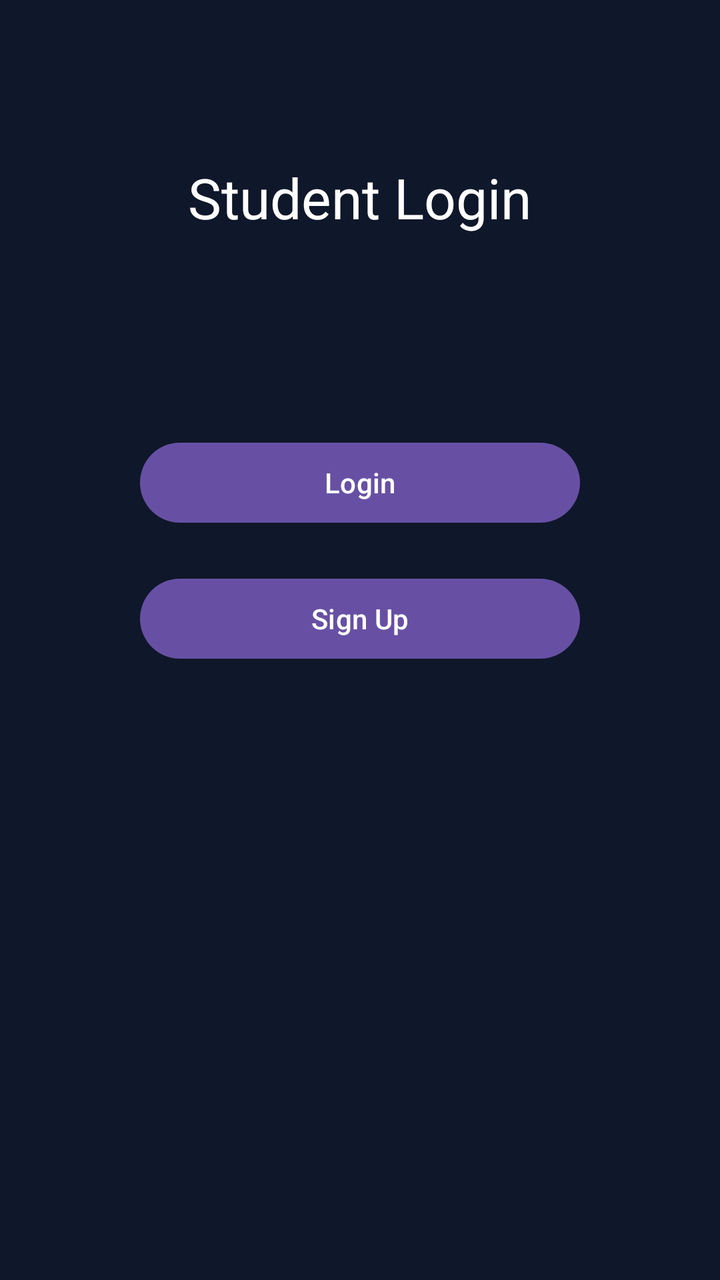
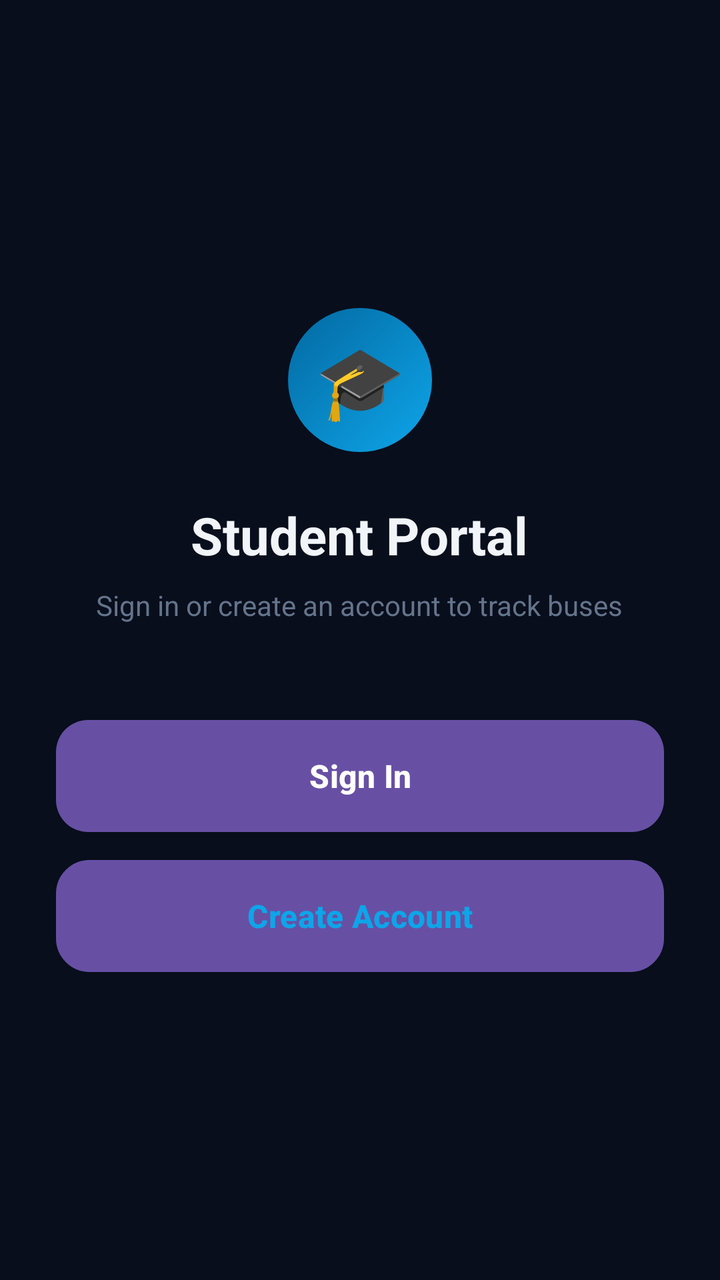

Two renders of the same Android screen: before a commit and after it. Below are the layout's source before the change and the commit's diff.
<!-- AndroidManifest.xml: application theme Theme.AppCompat.Light.NoActionBar -->
<!-- res/layout/activity_student.xml -->
<?xml version="1.0" encoding="utf-8"?>
<RelativeLayout xmlns:android="http://schemas.android.com/apk/res/android"
    android:layout_width="match_parent"
    android:layout_height="match_parent"
    android:background="#0F172A">

    
    <TextView
        android:id="@+id/titleText"
        android:text="Student Login"
        android:textSize="28sp"
        android:textColor="#FFFFFF"
        android:layout_centerHorizontal="true"
        android:layout_marginTop="80dp"
        android:layout_width="wrap_content"
        android:layout_height="wrap_content"/>

    
    <Button
        android:id="@+id/loginBtn"
        android:text="Login"
        android:layout_centerHorizontal="true"
        android:layout_below="@id/titleText"
        android:layout_marginTop="100dp"
        android:layout_width="220dp"
        android:layout_height="wrap_content"/>

    
    <Button
        android:id="@+id/signupBtn"
        android:text="Sign Up"
        android:layout_centerHorizontal="true"
        android:layout_below="@id/loginBtn"
        android:layout_marginTop="20dp"
        android:layout_width="220dp"
        android:layout_height="wrap_content"/>

</RelativeLayout>
<!-- resources referenced by this layout -->
<resources>
  <style name="Theme.AppCompat.Light.NoActionBar" parent="Base.Theme.AppCompat.Light.NoActionBar" />
  <style name="Base.Theme.AppCompat.Light.NoActionBar" parent="Theme.Material3.DayNight.NoActionBar">
          
          
      </style>
</resources>

<!-- the commit's change to res/layout/activity_student.xml (unified diff, before → after) -->
@@ -2,37 +2,71 @@
 <RelativeLayout xmlns:android="http://schemas.android.com/apk/res/android"
     android:layout_width="match_parent"
     android:layout_height="match_parent"
-    android:background="#0F172A">
+    android:background="#080E1C">
 
-    
-    <TextView
-        android:id="@+id/titleText"
-        android:text="Student Login"
-        android:textSize="28sp"
-        android:textColor="#FFFFFF"
-        android:layout_centerHorizontal="true"
-        android:layout_marginTop="80dp"
-        android:layout_width="wrap_content"
-        android:layout_height="wrap_content"/>
+    <LinearLayout
+        android:layout_width="match_parent"
+        android:layout_height="wrap_content"
+        android:orientation="vertical"
+        android:paddingStart="28dp"
+        android:paddingEnd="28dp"
+        android:layout_centerVertical="true">
 
-    
-    <Button
-        android:id="@+id/loginBtn"
-        android:text="Login"
-        android:layout_centerHorizontal="true"
-        android:layout_below="@id/titleText"
-        android:layout_marginTop="100dp"
-        android:layout_width="220dp"
-        android:layout_height="wrap_content"/>
+        <TextView
+            android:layout_width="72dp"
+            android:layout_height="72dp"
+            android:text="🎓"
+            android:textSize="36sp"
+            android:gravity="center"
+            android:background="@drawable/circle_blue"
+            android:layout_gravity="center"
+            android:layout_marginBottom="24dp"/>
 
-    
-    <Button
-        android:id="@+id/signupBtn"
-        android:text="Sign Up"
-        android:layout_centerHorizontal="true"
-        android:layout_below="@id/loginBtn"
-        android:layout_marginTop="20dp"
-        android:layout_width="220dp"
-        android:layout_height="wrap_content"/>
+        <TextView
+            android:layout_width="wrap_content"
+            android:layout_height="wrap_content"
+            android:text="Student Portal"
+            android:textColor="#F1F5F9"
+            android:textSize="26sp"
+            android:textStyle="bold"
+            android:layout_gravity="center"
+            android:layout_marginBottom="8dp"/>
+
+        <TextView
+            android:layout_width="wrap_content"
+            android:layout_height="wrap_content"
+            android:text="Sign in or create an account to track buses"
+            android:textColor="#64748B"
+            android:textSize="14sp"
+            android:gravity="center"
+            android:layout_gravity="center"
+            android:layout_marginBottom="48dp"/>
+
+        <Button
+            android:id="@+id/loginBtn"
+            android:layout_width="match_parent"
+            android:layout_height="56dp"
+            android:text="Sign In"
+            android:textColor="#FFFFFF"
+            android:textSize="16sp"
+            android:textStyle="bold"
+            android:background="@drawable/btn_primary"
+            android:stateListAnimator="@null"
+            android:elevation="0dp"
+            android:layout_marginBottom="14dp"/>
+
+        <Button
+            android:id="@+id/signupBtn"
+            android:layout_width="match_parent"
+            android:layout_height="56dp"
+            android:text="Create Account"
+            android:textColor="#0EA5E9"
+            android:textSize="16sp"
+            android:textStyle="bold"
+            android:background="@drawable/btn_outline"
+            android:stateListAnimator="@null"
+            android:elevation="0dp"/>
+
+    </LinearLayout>
 
 </RelativeLayout>
<!-- resource entries referenced after the edit -->
@@ -1,5 +1,33 @@
 <!-- resources referenced by this layout -->
 <resources>
+  <!-- drawable btn_outline (drawable) -->
+  <?xml version="1.0" encoding="utf-8"?>
+  <shape xmlns:android="http://schemas.android.com/apk/res/android"
+      android:shape="rectangle">
+      <solid android:color="#0A1628"/>
+      <corners android:radius="16dp"/>
+      <stroke android:width="1.5dp" android:color="#0EA5E9"/>
+  </shape>
+  <!-- drawable btn_primary (drawable) -->
+  <?xml version="1.0" encoding="utf-8"?>
+  <shape xmlns:android="http://schemas.android.com/apk/res/android"
+      android:shape="rectangle">
+      <gradient
+          android:startColor="#0EA5E9"
+          android:endColor="#0284C7"
+          android:angle="135"
+          android:type="linear"/>
+      <corners android:radius="16dp"/>
+  </shape>
+  <!-- drawable circle_blue (drawable) -->
+  <?xml version="1.0" encoding="utf-8"?>
+  <shape xmlns:android="http://schemas.android.com/apk/res/android"
+      android:shape="oval">
+      <gradient
+          android:startColor="#0EA5E9"
+          android:endColor="#0369A1"
+          android:angle="135"/>
+  </shape>
   <style name="Theme.AppCompat.Light.NoActionBar" parent="Base.Theme.AppCompat.Light.NoActionBar" />
   <style name="Base.Theme.AppCompat.Light.NoActionBar" parent="Theme.Material3.DayNight.NoActionBar">
           
